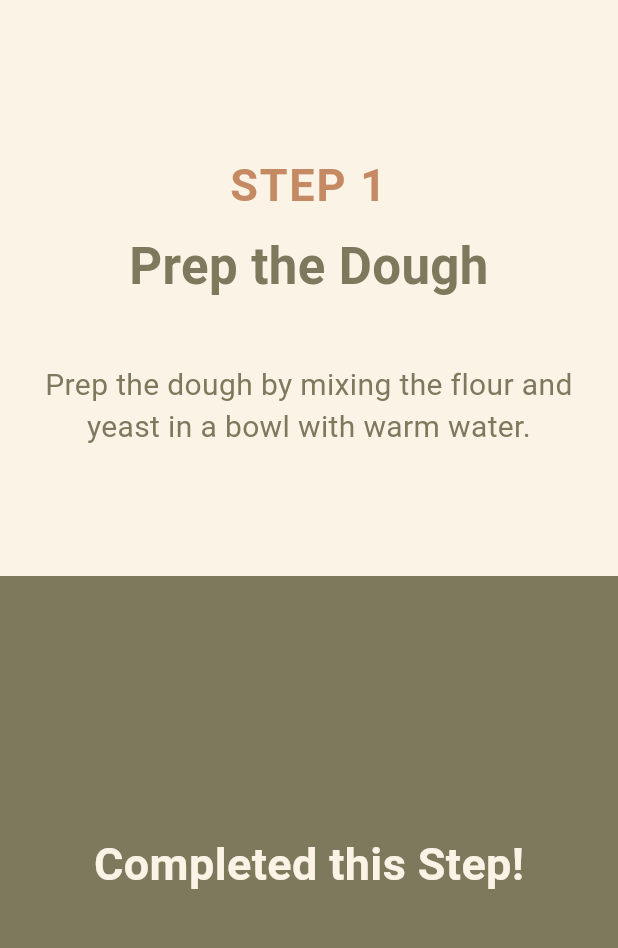
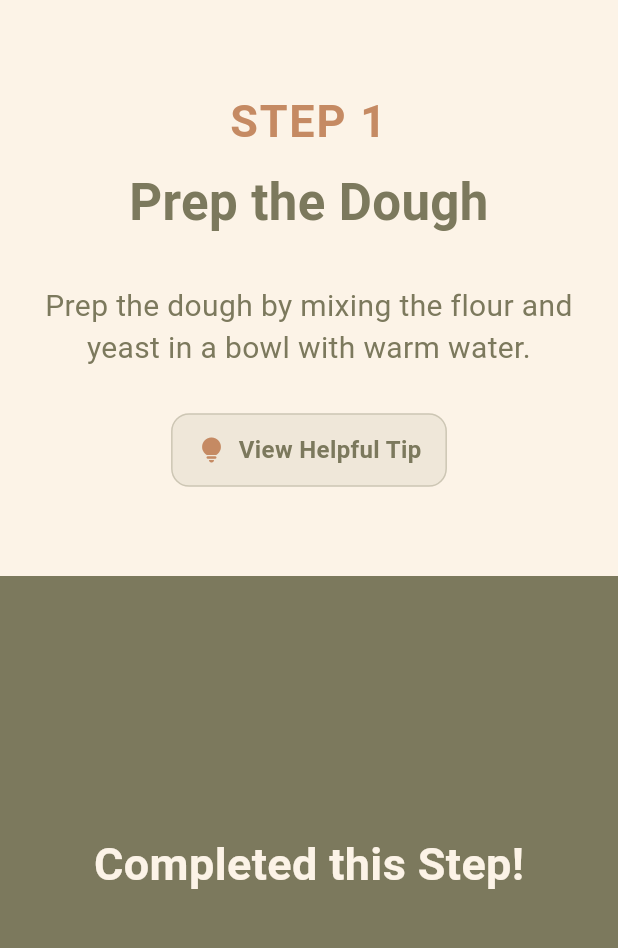
Before and after one commit to STEM-Institute-2026/chefs_apprentice, a Flutter app: the InteractiveCookingScreen screen opened directly with sample values from the repository, on a phone screen of 412 x 824 dp, the part 84-1032 px from its top. Run offline on Flutter 3.47's test engine with Material 3 defaults, Android fonts, the phone set to English and light mode, and no system bars; our stand-ins replace confetti, image_picker, video_player; network calls fail; Roboto replaces fonts that are missing (Poppins).

Commit message:
added cooking step tips

```diff
--- a/lib/mock_data.dart
+++ b/lib/mock_data.dart
@@ -53,15 +53,7 @@ final List<RecipeModel> mockRecipes = [
         instructionText:
             'Prep the dough by mixing the flour and yeast in a bowl with warm water.',
         timerSeconds: 300,
-        checkIn: StepCheckInModel(
-          question: 'Is your dough sticky or smooth?',
-          options: ['Sticky', 'Smooth', 'Too Dry'],
-          tipResponses: {
-            'Sticky': 'Add a tablespoon of flour.',
-            'Smooth': 'Perfect! Keep going.',
-            'Too Dry': 'Add a teaspoon of water.',
-          },
-        ),
+        importantTip: "Make sure your dough ends up smooth and elastic. If it's too sticky, add a bit more flour. If it's too dry, add some water.",
       ),
       CookingStepModel(
         stepNumber: 2,
--- a/lib/models/cooking_step_model.dart
+++ b/lib/models/cooking_step_model.dart
@@ -1,17 +1,15 @@
-import 'step_check_in_model.dart';
-
 class CookingStepModel {
   final int stepNumber;
   final String instructionText;
   final int timerSeconds;
-  final StepCheckInModel? checkIn;
   final String title;
+  final String? importantTip; // 👈 Mark as nullable with ?
 
   CookingStepModel({
     required this.stepNumber,
     required this.instructionText,
     required this.timerSeconds,
     required this.title,
-    this.checkIn,
+    this.importantTip, // 👈 Defaults to null if omitted
   });
 }
--- a/lib/models/models.dart
+++ b/lib/models/models.dart
@@ -1,6 +1,5 @@
 export 'user_profile_model.dart';
 export 'lesson_model.dart';
-export 'step_check_in_model.dart';
 export 'cooking_step_model.dart';
 export 'recipe_model.dart';
 export 'cooked_history_model.dart';
--- a/lib/screens/interactive_cooking_screen.dart
+++ b/lib/screens/interactive_cooking_screen.dart
@@ -2,7 +2,7 @@ import 'package:flutter/material.dart';
 import "../models/models.dart";
 import 'recipe_complete_screen.dart';
 import 'widgets/header_and_app_bar.dart';
-import '../constants/app_transitions.dart'; // Import your custom transitions
+import '../constants/app_transitions.dart';
 
 class InteractiveCookingScreen extends StatefulWidget {
   final RecipeModel recipe;
@@ -24,7 +24,7 @@ class _InteractiveCookingScreenState extends State<InteractiveCookingScreen> {
       appBar: CustomAppBar(title: widget.recipe.title),
       body: Column(
         children: [
-          // ---------------- TOP HALF (CREAM) ----------------
+          // ---------------- TOP HALF (CREAM - 50%) ----------------
           Expanded(
             child: Container(
               color: AppColors.creamBackground,
@@ -40,18 +40,19 @@ class _InteractiveCookingScreenState extends State<InteractiveCookingScreen> {
                 },
                 child: SingleChildScrollView(
                   key: ValueKey<int>(currentStepIndex),
+                  physics: const BouncingScrollPhysics(),
                   child: Column(
                     crossAxisAlignment: CrossAxisAlignment.center,
                     children: [
                       const SizedBox(height: 16),
 
-                      // 1. Terracotta Pop for Step Label
+                      // 1. Step Label
                       Text(
                         'STEP ${currentStep.stepNumber}',
                         style: const TextStyle(
                           fontSize: 30,
                           fontWeight: FontWeight.bold,
-                          color: AppColors.terracottaAccent, // 👈 Terracotta Accent
+                          color: AppColors.terracottaAccent,
                           letterSpacing: 1.2,
                         ),
                         textAlign: TextAlign.center,
@@ -59,29 +60,115 @@ class _InteractiveCookingScreenState extends State<InteractiveCookingScreen> {
 
                       const SizedBox(height: 8),
 
-                      // 2. Bold Olive for Step Title
+                      // 2. Step Title
                       Text(
                         currentStep.title,
                         style: const TextStyle(
                           fontSize: 34,
                           fontWeight: FontWeight.bold,
-                          color: AppColors.oliveSecondary, // 👈 Olive Header
+                          color: AppColors.oliveSecondary,
                         ),
                         textAlign: TextAlign.center,
                       ),
 
-                      const SizedBox(height: 40),
+                      const SizedBox(height: 30),
 
-                      // 3. Readable Olive for Instruction Text
+                      // 3. Instruction Text
                       Text(
                         currentStep.instructionText,
                         style: const TextStyle(
                           fontSize: 20,
                           height: 1.4,
-                          color: AppColors.oliveSecondary, // 👈 Olive Body Text
+                          color: AppColors.oliveSecondary,
                         ),
                         textAlign: TextAlign.center,
                       ),
+
+                      // 4. Important Tip Button
+                      if (currentStep.importantTip != null && currentStep.importantTip!.isNotEmpty) ...[
+                        const SizedBox(height: 30),
+                        GestureDetector(
+                          onTap: () {
+                            showModalBottomSheet(
+                              context: context,
+                              backgroundColor: AppColors.creamBackground,
+                              shape: const RoundedRectangleBorder(
+                                borderRadius: BorderRadius.vertical(top: Radius.circular(20)),
+                              ),
+                              builder: (context) {
+                                return Padding(
+                                  padding: const EdgeInsets.all(24.0),
+                                  child: Column(
+                                    mainAxisSize: MainAxisSize.min,
+                                    crossAxisAlignment: CrossAxisAlignment.start,
+                                    children: [
+                                      Row(
+                                        children: const [
+                                          Icon(
+                                            Icons.lightbulb_outline_rounded,
+                                            color: AppColors.terracottaAccent,
+                                            size: 28,
+                                          ),
+                                          SizedBox(width: 8),
+                                          Text(
+                                            "Pro Tip",
+                                            style: TextStyle(
+                                              fontSize: 22,
+                                              fontWeight: FontWeight.bold,
+                                              color: AppColors.oliveSecondary,
+                                            ),
+                                          ),
+                                        ],
+                                      ),
+                                      const SizedBox(height: 12),
+                                      Text(
+                                        currentStep.importantTip!,
+                                        style: const TextStyle(
+                                          fontSize: 16,
+                                          height: 1.4,
+                                          color: AppColors.oliveSecondary,
+                                        ),
+                                      ),
+                                      const SizedBox(height: 20),
+                                    ],
+                                  ),
+                                );
+                              },
+                            );
+                          },
+
+                          child: Container(
+                            padding: const EdgeInsets.symmetric(horizontal: 16, vertical: 12),
+                            decoration: BoxDecoration(
+                              color: AppColors.oliveSecondary.withValues(alpha: 0.1),
+                              borderRadius: BorderRadius.circular(12),
+                              border: Border.all(
+                                color: AppColors.oliveSecondary.withValues(alpha: 0.3),
+                              ),
+                            ),
+                            child: Row(
+                              mainAxisSize: MainAxisSize.min,
+                              children: const [
+                                Icon(
+                                  Icons.lightbulb_rounded,
+                                  color: AppColors.terracottaAccent,
+                                  size: 20,
+                                ),
+                                SizedBox(width: 8),
+                                Text(
+                                  "View Helpful Tip",
+                                  style: TextStyle(
+                                    fontSize: 16,
+                                    fontWeight: FontWeight.bold,
+                                    color: AppColors.oliveSecondary,
+                                  ),
+                                ),
+                              ],
+                            ),
+                          ),
+                        ),
+                      ],
+                      const SizedBox(height: 16),
                     ],
                   ),
                 ),
@@ -89,7 +176,7 @@ class _InteractiveCookingScreenState extends State<InteractiveCookingScreen> {
             ),
           ),
 
-          // ---------------- BOTTOM HALF (OLIVE) ----------------
+          // ---------------- BOTTOM HALF (OLIVE - 50%) ----------------
           Expanded(
             child: GestureDetector(
               onTap: () {
@@ -117,7 +204,7 @@ class _InteractiveCookingScreenState extends State<InteractiveCookingScreen> {
                     style: const TextStyle(
                       fontSize: 30,
                       fontWeight: FontWeight.bold,
-                      color: AppColors.creamBackground, // 👈 Cream Text on Olive
+                      color: AppColors.creamBackground,
                     ),
                   ),
                 ),
--- a/pubspec.yaml
+++ b/pubspec.yaml
@@ -36,6 +36,8 @@ dependencies:
   image_picker: ^1.1.2
   video_player: ^2.13.0
   confetti: ^0.7.0
+  firebase_core: ^4.13.0
+  cloud_firestore: ^6.8.0
 
 dev_dependencies:
   flutter_test:
```
Also changed, not shown: lib/models/step_check_in_model.dart (deleted, +0 -11 lines), pubspec.lock, 2 other files.
